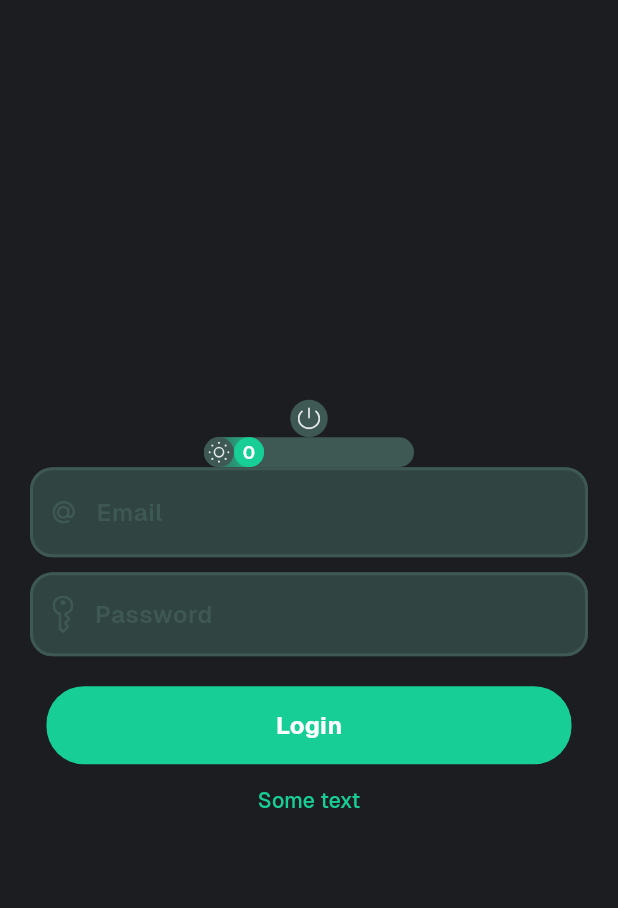
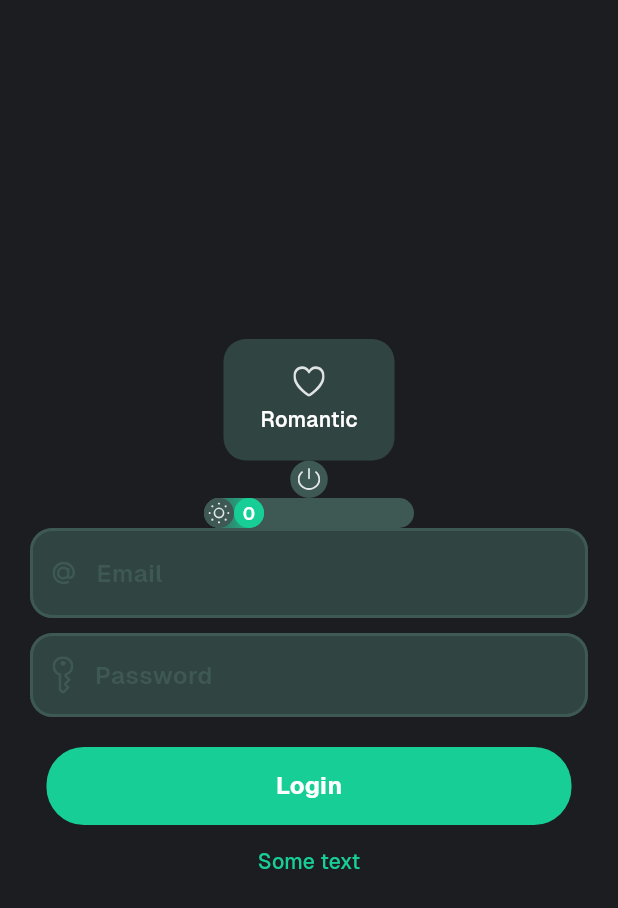
Before and after one commit to palp1ix/Smart-Hotel-App, a Flutter app: the screen it shows after launch, on a phone screen of 412 x 824 dp. Shown: the top 908 px of the screen. Run offline on Flutter 3.47's test engine with Material 3 defaults, Android fonts, the phone set to English and light mode, and no system bars; our stand-ins replace auto_route, flutter_blue_plus, flutter_svg.

Commit message:
feat: created container button

```diff
--- /dev/null
+++ b/lib/core/widgets/hotel_button_container.dart
@@ -0,0 +1,67 @@
+import 'package:flutter/material.dart';
+import 'package:flutter_svg/flutter_svg.dart';
+import 'package:smart_hotel_app/core/colors/colors.dart';
+import 'package:smart_hotel_app/core/fonts/fonts.dart';
+
+class HotelButtonContainer extends StatefulWidget {
+  const HotelButtonContainer({
+    super.key,
+    required this.width,
+    required this.height,
+    required this.iconPath,
+    required this.text,
+  });
+
+  final double width;
+  final double height;
+  final String iconPath;
+  final String text;
+
+  @override
+  State<HotelButtonContainer> createState() => _HotelButtonContainerState();
+}
+
+class _HotelButtonContainerState extends State<HotelButtonContainer> {
+  bool isSelected = false;
+  @override
+  Widget build(BuildContext context) {
+    return GestureDetector(
+      onTap: () {
+        setState(() {
+          isSelected = !isSelected;
+        });
+      },
+      child: AnimatedContainer(
+        width: widget.width,
+        height: widget.height,
+        duration: Duration(milliseconds: 250),
+        decoration: BoxDecoration(
+          color: isSelected ? AppColors.background : AppColors.container,
+          borderRadius: BorderRadius.circular(15),
+          border:
+              isSelected ? Border.all(width: 2, color: AppColors.main) : null,
+        ),
+        child: Center(
+          child: Column(
+            mainAxisAlignment: MainAxisAlignment.center,
+            children: [
+              SvgPicture.asset(
+                widget.iconPath,
+                colorFilter: ColorFilter.mode(
+                  isSelected ? AppColors.main : Colors.white,
+                  BlendMode.srcIn,
+                ),
+              ),
+              SizedBox(height: 5),
+              getGeistText(
+                widget.text,
+                weight: 550,
+                color: isSelected ? AppColors.main : Colors.white,
+              ),
+            ],
+          ),
+        ),
+      ),
+    );
+  }
+}
--- a/lib/main.dart
+++ b/lib/main.dart
@@ -14,6 +14,7 @@ class HotelApp extends StatelessWidget {
     final router = AppRouter();
 
     return MaterialApp.router(
+      debugShowCheckedModeBanner: false,
       routerConfig: router.config(),
       theme: ThemeData(
         fontFamily: 'Geist',
--- a/lib/src/presentation/login/login_screen.dart
+++ b/lib/src/presentation/login/login_screen.dart
@@ -2,6 +2,7 @@ import 'package:auto_route/annotations.dart';
 import 'package:flutter/material.dart';
 import 'package:smart_hotel_app/core/colors/colors.dart';
 import 'package:smart_hotel_app/core/icons/icons.dart';
+import 'package:smart_hotel_app/core/widgets/hotel_button_container.dart';
 import 'package:smart_hotel_app/core/widgets/hotel_icon_switch.dart';
 import 'package:smart_hotel_app/core/widgets/hotel_primary_button.dart';
 import 'package:smart_hotel_app/core/widgets/hotel_slider.dart';
@@ -26,6 +27,12 @@ class _LoginScreenState extends State<LoginScreen> {
         child: Column(
           mainAxisAlignment: MainAxisAlignment.center,
           children: [
+            HotelButtonContainer(
+              width: 114,
+              height: 81,
+              iconPath: 'assets/icons/heart.svg',
+              text: 'Romantic',
+            ),
             HotelIconSwitch(
               onSelect: () {
                 print('Hui, chlen');
```
Also changed, not shown: assets/icons/bed.svg (added), assets/icons/book.svg (added), assets/icons/heart.svg (added), assets/icons/sunrise.svg (added), assets/icons/tv.svg (added).
